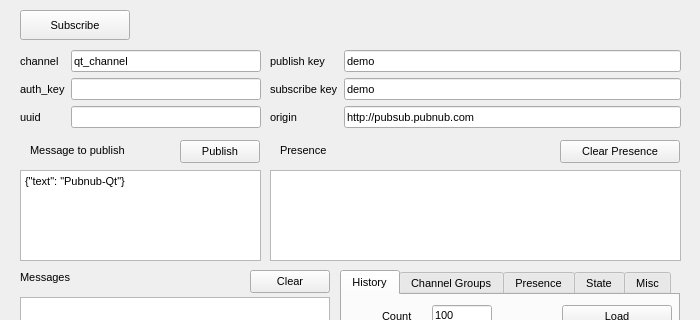
The window that qt/console/pubnubconsole.ui (jplflyer/PubNub) describes before a commit, drawn with Qt 5; both pictures show x 0 to 700 and y 0 to 320 of the 700 by 600 pixel window.
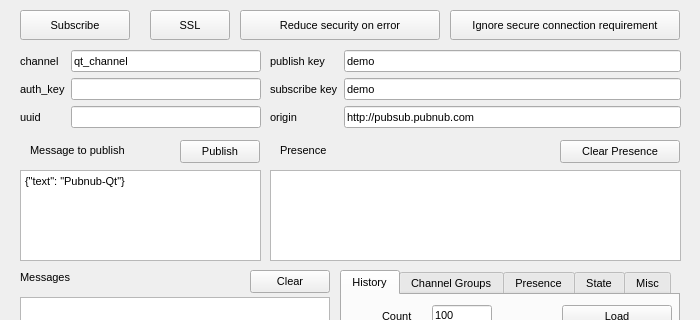
The same window after the commit.

Commit message: Qt Console. Add SSL connection options

```diff
--- a/qt/console/pubnubconsole.ui
+++ b/qt/console/pubnubconsole.ui
@@ -836,6 +836,54 @@
      <string>Clear</string>
     </property>
    </widget>
+   <widget class="QPushButton" name="sslButton">
+    <property name="geometry">
+     <rect>
+      <x>150</x>
+      <y>10</y>
+      <width>80</width>
+      <height>30</height>
+     </rect>
+    </property>
+    <property name="text">
+     <string>SSL</string>
+    </property>
+    <property name="checkable">
+     <bool>true</bool>
+    </property>
+   </widget>
+   <widget class="QPushButton" name="reduceSecurityOnErrorButton">
+    <property name="geometry">
+     <rect>
+      <x>240</x>
+      <y>10</y>
+      <width>200</width>
+      <height>30</height>
+     </rect>
+    </property>
+    <property name="text">
+     <string>Reduce security on error</string>
+    </property>
+    <property name="checkable">
+     <bool>true</bool>
+    </property>
+   </widget>
+   <widget class="QPushButton" name="ignoreSecureConnectionRquirementsButton">
+    <property name="geometry">
+     <rect>
+      <x>450</x>
+      <y>10</y>
+      <width>230</width>
+      <height>30</height>
+     </rect>
+    </property>
+    <property name="text">
+     <string>Ignore secure connection requirement</string>
+    </property>
+    <property name="checkable">
+     <bool>true</bool>
+    </property>
+   </widget>
    <zorder>formLayoutWidget</zorder>
    <zorder>formLayoutWidget_2</zorder>
    <zorder>subscribeButton</zorder>
```
Left out of the diff: 3 changed lines with no effect on the pictures. The commit also changes 2 other files.
